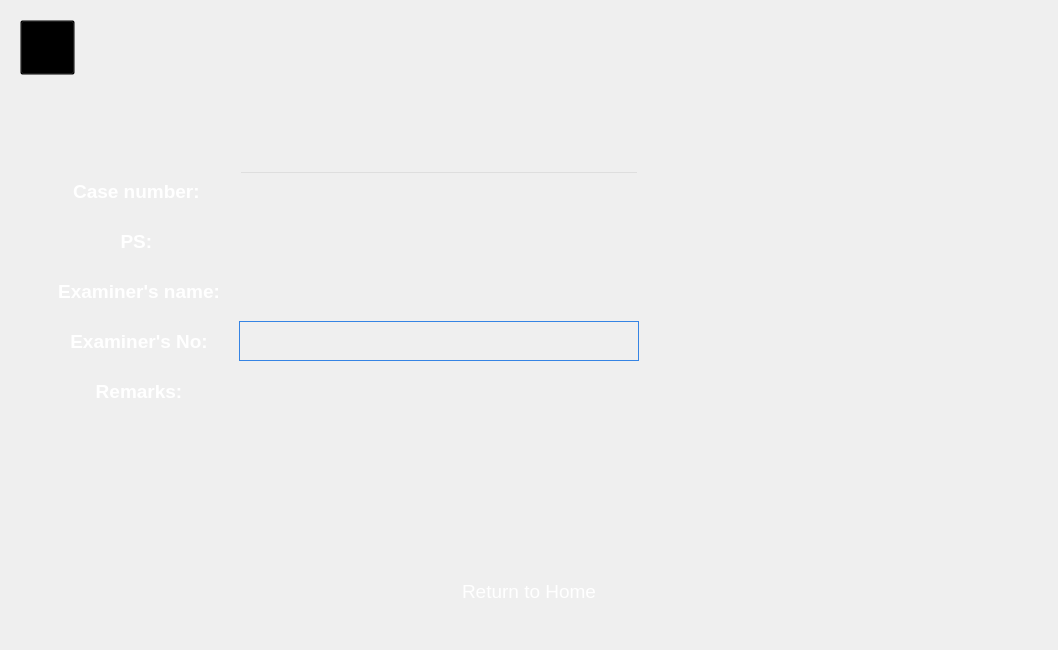
Qt form forms/Page_2.ui (apollo-k22/FaceAI-Product) before a commit.
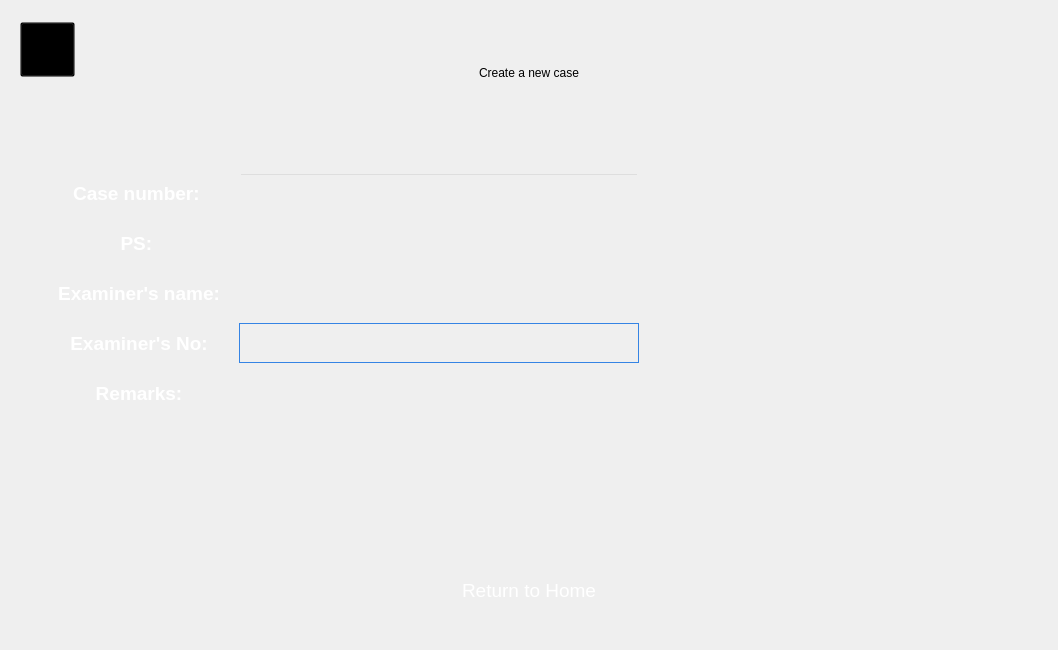
The same form after that commit. Icons and pictures are not drawn.

Commit message: fixed validation on create a new case page. updated remarks, ps, examiner's name field to GrowingTextEdit on preview and report page.

```diff
--- a/forms/Page_2.ui
+++ b/forms/Page_2.ui
@@ -107,6 +107,60 @@
          </property>
         </widget>
        </item>
+       <item>
+        <spacer name="horizontalSpacer_8">
+         <property name="orientation">
+          <enum>Qt::Horizontal</enum>
+         </property>
+         <property name="sizeHint" stdset="0">
+          <size>
+           <width>40</width>
+           <height>20</height>
+          </size>
+         </property>
+        </spacer>
+       </item>
+       <item>
+        <layout class="QVBoxLayout" name="verticalLayout">
+         <property name="leftMargin">
+          <number>35</number>
+         </property>
+         <property name="topMargin">
+          <number>20</number>
+         </property>
+         <item>
+          <widget class="QLabel" name="pageTitle">
+           <property name="sizePolicy">
+            <sizepolicy hsizetype="Expanding" vsizetype="Fixed">
+             <horstretch>0</horstretch>
+             <verstretch>0</verstretch>
+            </sizepolicy>
+           </property>
+           <property name="minimumSize">
+            <size>
+             <width>40</width>
+             <height>40</height>
+            </size>
+           </property>
+           <property name="maximumSize">
+            <size>
+             <width>16000</width>
+             <height>40</height>
+            </size>
+           </property>
+           <property name="styleSheet">
+            <string notr="true">background:transparent;</string>
+           </property>
+           <property name="text">
+            <string>Create a new case</string>
+           </property>
+           <property name="alignment">
+            <set>Qt::AlignBottom|Qt::AlignHCenter</set>
+           </property>
+          </widget>
+         </item>
+        </layout>
+       </item>
        <item>
         <spacer name="horizontalSpacer">
          <property name="orientation">
@@ -814,12 +868,33 @@
        </property>
        <item>
         <widget class="QLabel" name="lblStatus">
+         <property name="sizePolicy">
+          <sizepolicy hsizetype="Preferred" vsizetype="Fixed">
+           <horstretch>0</horstretch>
+           <verstretch>0</verstretch>
+          </sizepolicy>
+         </property>
+         <property name="minimumSize">
+          <size>
+           <width>0</width>
+           <height>15</height>
+          </size>
+         </property>
+         <property name="maximumSize">
+          <size>
+           <width>16777215</width>
+           <height>15</height>
+          </size>
+         </property>
          <property name="styleSheet">
           <string notr="true">background:transparent;</string>
          </property>
          <property name="text">
           <string/>
          </property>
+         <property name="alignment">
+          <set>Qt::AlignBottom|Qt::AlignLeading|Qt::AlignLeft</set>
+         </property>
         </widget>
        </item>
       </layout>
```
The commit also changes 21 other files.
